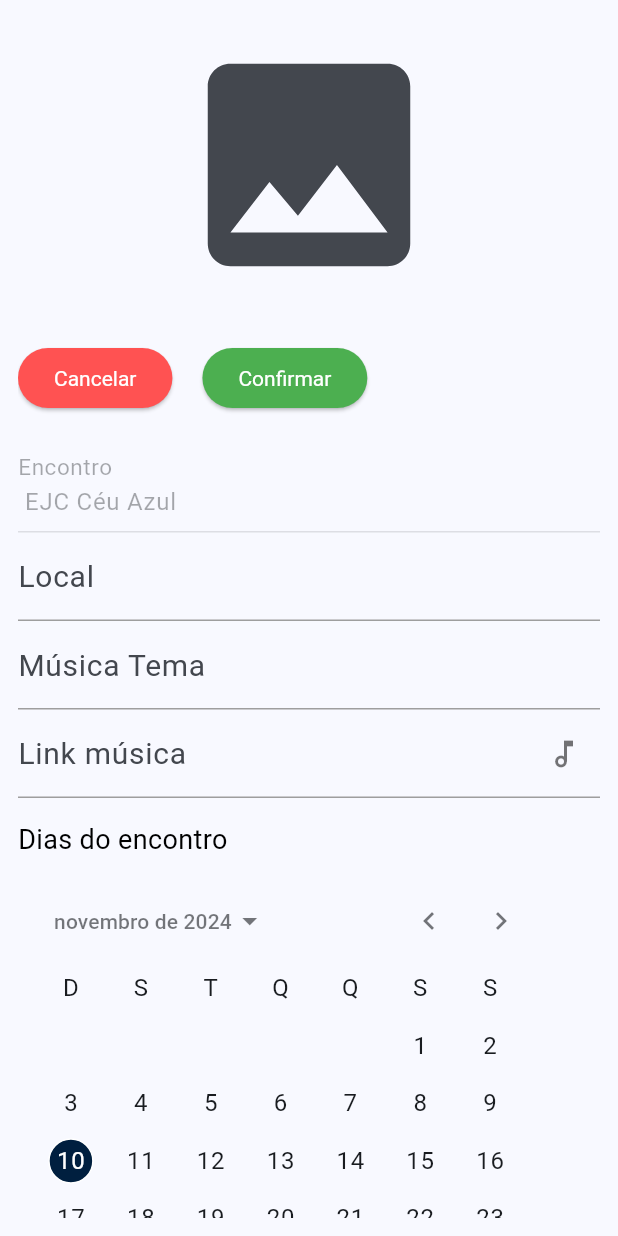
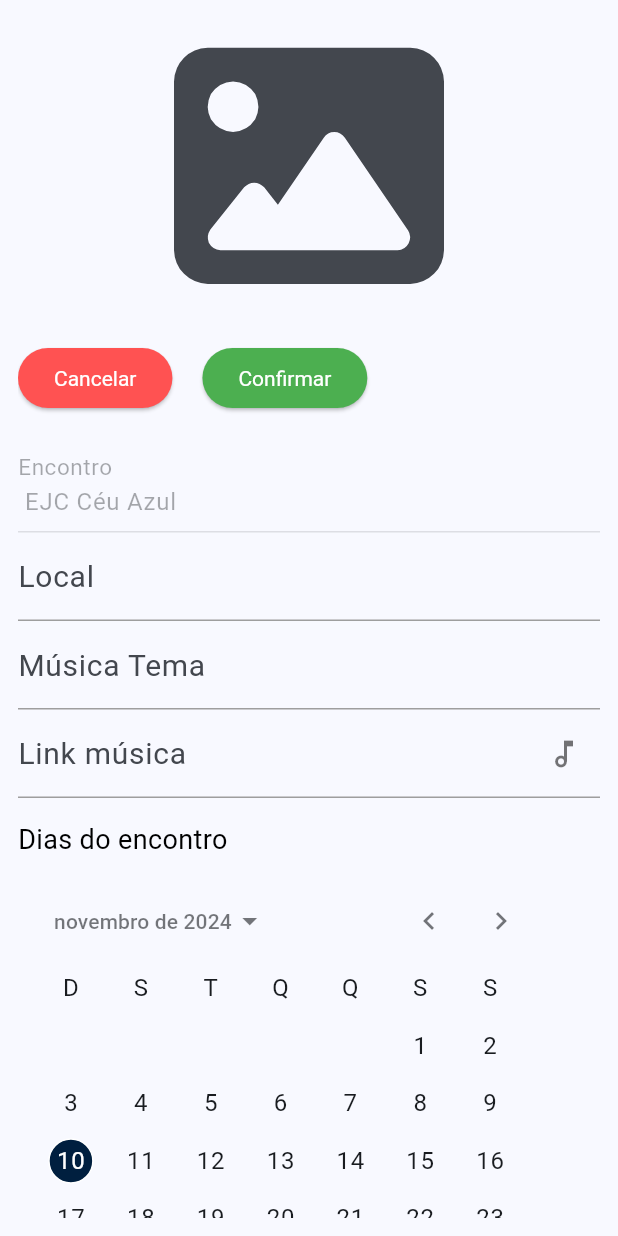
Before and after one commit to Mateus-Leandro/gestao_ejc, a Flutter app: the EncounterInfoScreen widget shown alone on an empty page, opened directly, on a phone screen of 412 x 824 dp. Run offline on Flutter 3.47's test engine with Material 3 defaults, Android fonts, the phone set to English and light mode, and no system bars; drawn by our look-alikes of calendar_date_picker2; our stand-ins replace buttons_tabbar, cloud_firestore, firebase_auth, firebase_core, firebase_storage, font_awesome_flutter and 4 more; missing offline and left inert: currency_textfield, dart:html, image_picker_web, syncfusion_flutter_pdf, syncfusion_flutter_xlsio; accounts and stored records are empty.

Commit message:
:lipstick:feat: Novo ícone para seleção de imagem.

```diff
--- a/lib/screens/encounter_info_screen.dart
+++ b/lib/screens/encounter_info_screen.dart
@@ -2,6 +2,7 @@ import 'dart:typed_data';
 import 'package:firebase_core/firebase_core.dart';
 import 'package:firebase_storage/firebase_storage.dart';
 import 'package:flutter/material.dart';
+import 'package:font_awesome_flutter/font_awesome_flutter.dart';
 import 'package:gestao_ejc/components/buttons/custom_cancel_button.dart';
 import 'package:gestao_ejc/components/buttons/custom_confirmation_button.dart';
 import 'package:gestao_ejc/components/buttons/custom_icon_button.dart';
@@ -117,7 +118,7 @@ class _EncounterInfoScreenState extends State<EncounterInfoScreen> {
                                       width: 250,
                                       fit: BoxFit.cover,
                                     )
-                                  : const Icon(Icons.photo),
+                                  : const FaIcon(FontAwesomeIcons.solidImage)
                             ),
                             if (themeImage != null && activeFields) ...[
                               Padding(
```
